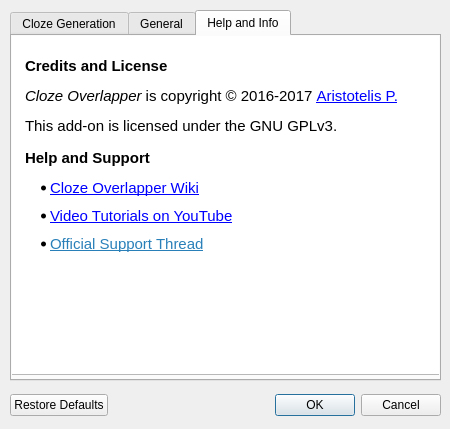
Above: designer/settings_global.ui from glutanimate/cloze-overlapper before the change. Below: the same form after it.
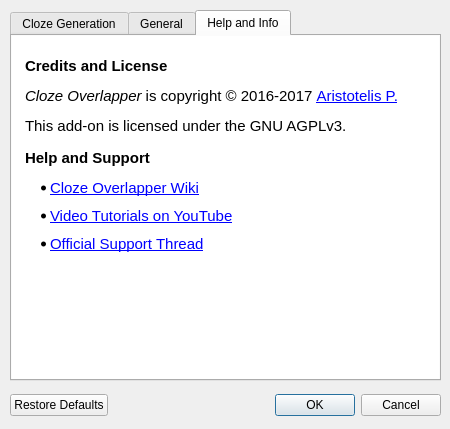
That is the form after the change. The open tabs and pages were chosen to show the change.

Commit message: Update license info and link color

```diff
--- a/designer/settings_global.ui
+++ b/designer/settings_global.ui
@@ -380,7 +380,7 @@
        <x>-2</x>
        <y>-2</y>
        <width>431</width>
-       <height>341</height>
+       <height>351</height>
       </rect>
      </property>
      <property name="html">
@@ -391,11 +391,11 @@
 &lt;p style=&quot;-qt-paragraph-type:empty; margin-top:40px; margin-bottom:0px; margin-left:10px; margin-right:10px; -qt-block-indent:0; text-indent:0px; font-size:11pt;&quot;&gt;&lt;br /&gt;&lt;/p&gt;
 &lt;p style=&quot; margin-top:0px; margin-bottom:12px; margin-left:10px; margin-right:10px; -qt-block-indent:0; text-indent:0px;&quot;&gt;&lt;span style=&quot; font-size:11pt; font-weight:600;&quot;&gt;Credits and License&lt;/span&gt;&lt;span style=&quot; font-size:11pt;&quot;&gt; &lt;/span&gt;&lt;/p&gt;
 &lt;p style=&quot; margin-top:12px; margin-bottom:12px; margin-left:10px; margin-right:10px; -qt-block-indent:0; text-indent:0px;&quot;&gt;&lt;span style=&quot; font-size:11pt; font-style:italic;&quot;&gt;Cloze Overlapper&lt;/span&gt;&lt;span style=&quot; font-size:11pt;&quot;&gt; is copyright © 2016-2017 &lt;/span&gt;&lt;a href=&quot;https://github.com/Glutanimate&quot;&gt;&lt;span style=&quot; font-size:11pt; text-decoration: underline; color:#0000ff;&quot;&gt;Aristotelis P.&lt;/span&gt;&lt;/a&gt;&lt;span style=&quot; font-size:11pt;&quot;&gt; &lt;/span&gt;&lt;/p&gt;
-&lt;p style=&quot; margin-top:12px; margin-bottom:12px; margin-left:10px; margin-right:10px; -qt-block-indent:0; text-indent:0px;&quot;&gt;&lt;span style=&quot; font-size:11pt;&quot;&gt;This add-on is licensed under the GNU GPLv3. &lt;/span&gt;&lt;/p&gt;
+&lt;p style=&quot; margin-top:12px; margin-bottom:12px; margin-left:10px; margin-right:10px; -qt-block-indent:0; text-indent:0px;&quot;&gt;&lt;span style=&quot; font-size:11pt;&quot;&gt;This add-on is licensed under the GNU AGPLv3. &lt;/span&gt;&lt;/p&gt;
 &lt;p style=&quot; margin-top:14px; margin-bottom:12px; margin-left:10px; margin-right:10px; -qt-block-indent:0; text-indent:0px;&quot;&gt;&lt;span style=&quot; font-size:11pt; font-weight:600;&quot;&gt;Help and Support&lt;/span&gt;&lt;span style=&quot; font-size:11pt;&quot;&gt; &lt;/span&gt;&lt;/p&gt;
 &lt;ul style=&quot;margin-top: 0px; margin-bottom: 0px; margin-left: 0px; margin-right: 0px; -qt-list-indent: 0;&quot;&gt;&lt;li style=&quot; font-size:11pt;&quot; style=&quot; margin-top:12px; margin-bottom:10px; margin-left:35px; margin-right:10px; -qt-block-indent:0; text-indent:0px;&quot;&gt;&lt;a href=&quot;https://github.com/Glutanimate/cloze-overlapper/wiki&quot;&gt;&lt;span style=&quot; text-decoration: underline; color:#0000ff;&quot;&gt;Cloze Overlapper Wiki&lt;/span&gt;&lt;/a&gt;&lt;/li&gt;
 &lt;li style=&quot; font-size:11pt;&quot; style=&quot; margin-top:0px; margin-bottom:10px; margin-left:35px; margin-right:10px; -qt-block-indent:0; text-indent:0px;&quot;&gt;&lt;a href=&quot;https://www.youtube.com/playlist?list=PL3MozITKTz5Y9owI163AJMYqKwhFrTKcT&quot;&gt;&lt;span style=&quot; text-decoration: underline; color:#0000ff;&quot;&gt;Video Tutorials on YouTube&lt;/span&gt;&lt;/a&gt;&lt;/li&gt;
-&lt;li style=&quot; font-size:11pt; text-decoration: underline; color:#0000ff;&quot; style=&quot; margin-top:0px; margin-bottom:10px; margin-left:35px; margin-right:10px; -qt-block-indent:0; text-indent:0px;&quot;&gt;&lt;a href=&quot;https://anki.tenderapp.com/discussions/add-ons/9407-cloze-overlapper-official-thread&quot;&gt;&lt;span style=&quot; color:#2980b9;&quot;&gt;Official Support Thread&lt;/span&gt;&lt;/a&gt;&lt;/li&gt;&lt;/ul&gt;&lt;/body&gt;&lt;/html&gt;</string>
+&lt;li style=&quot; font-size:11pt; text-decoration: underline;&quot; style=&quot; margin-top:0px; margin-bottom:10px; margin-left:35px; margin-right:10px; -qt-block-indent:0; text-indent:0px;&quot;&gt;&lt;a href=&quot;https://anki.tenderapp.com/discussions/add-ons/9407-cloze-overlapper-official-thread&quot;&gt;&lt;span style=&quot; color:#0000ff;&quot;&gt;Official Support Thread&lt;/span&gt;&lt;/a&gt;&lt;/li&gt;&lt;/ul&gt;&lt;/body&gt;&lt;/html&gt;</string>
      </property>
     </widget>
    </widget>
```
